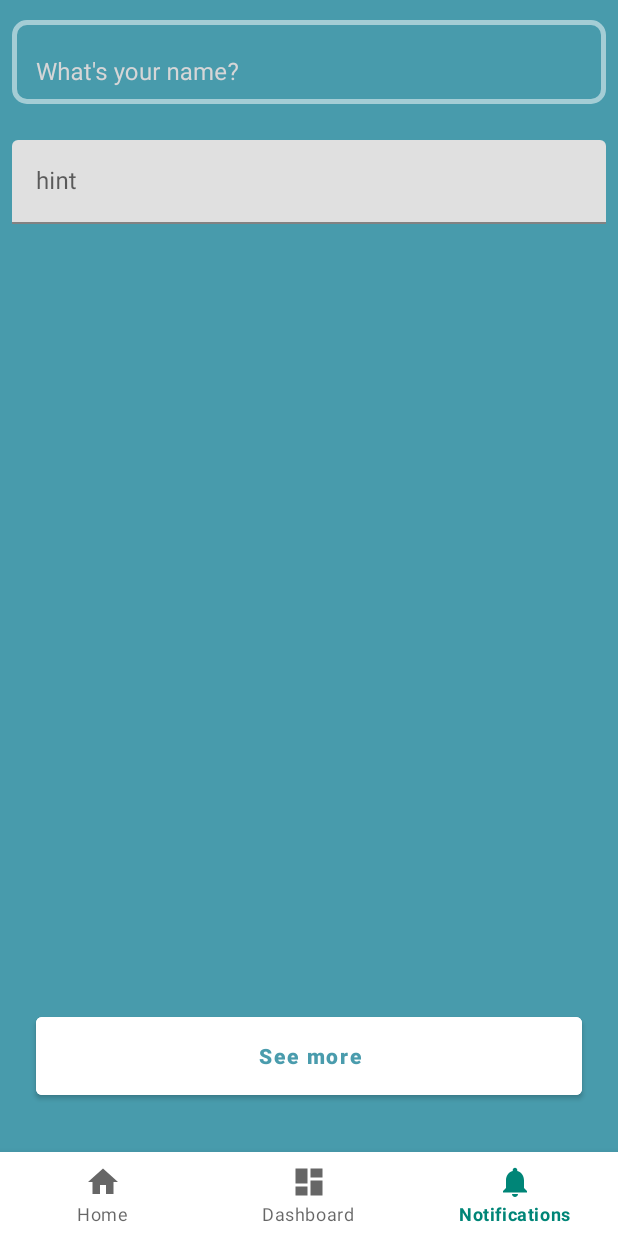
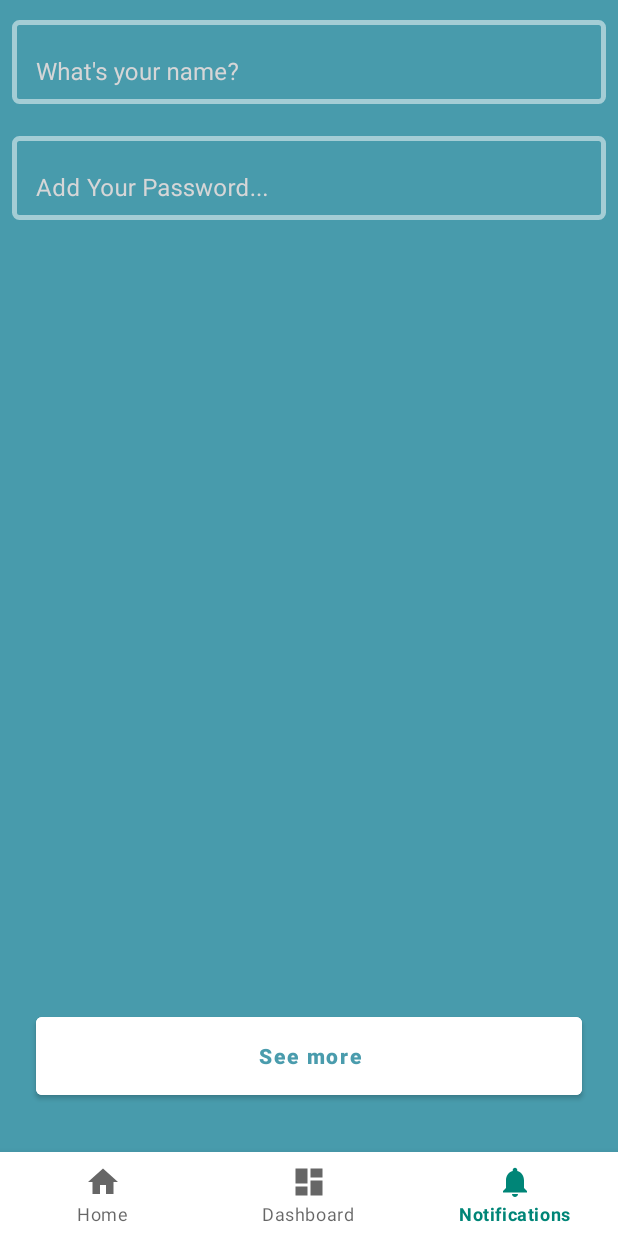
Before and after one commit to AlaaMHossam/AACMVVMTestApp, an Android app: the NotificationsFragment screen opened through its navigation route, on a phone screen of 412 x 824 dp. Run offline under Robolectric (Android 15) with nearby library versions, the phone set to English and light mode, and no system bars; our stand-ins replace Dagger/Hilt's generated code, data binding, navigation-ui; libraries missing offline, so code that uses them is left out: com.jakewharton.retrofit2; 4 statements that could not run were skipped.

Commit message:
Failed to bind onFocusChangeListener.

```diff
--- /dev/null
+++ b/app/src/main/java/com/lifetimecode/aacmvvmtestapp/data/viewmodels/UserViewModel.kt
@@ -0,0 +1,41 @@
+package com.lifetimecode.aacmvvmtestapp.data.viewmodels
+
+import android.util.Log
+import android.view.View
+import androidx.databinding.Bindable
+import androidx.lifecycle.ViewModel
+import com.google.android.material.textfield.TextInputEditText
+import com.google.android.material.textfield.TextInputLayout
+import com.lifetimecode.aacmvvmtestapp.R
+import kotlinx.android.synthetic.main.fragment_notifications.*
+
+class UserViewModel : ViewModel() {
+
+    fun emailFocusChangedListener(textInputLayout: TextInputLayout, textInputEditText: TextInputEditText) {
+        textInputEditText.setOnFocusChangeListener { view, hasFocus ->
+            if (hasFocus)
+                textInputLayout.hint = "Your Name"
+            else if (!hasFocus && textInputEditText.text?.isEmpty()!!)
+                textInputLayout.hint = "What's your name?"
+        }
+    }
+
+    fun passwordFocusChangedListener(textInputLayout: TextInputLayout, textInputEditText: TextInputEditText) {
+        textInputEditText.setOnFocusChangeListener { view, hasFocus ->
+            if (hasFocus)
+                textInputLayout.hint = "Password"
+            else if (!hasFocus && textInputEditText.text?.isEmpty()!!)
+                textInputLayout.hint = "Add Your Password..."
+        }
+    }
+
+    @Bindable
+    fun getOnFocusChangeListener(): View.OnFocusChangeListener {
+        return View.OnFocusChangeListener { view, isFocussed ->
+            Log.d("UserViewModel", "getOnFocusChangeListener : ")
+
+            //    R.id.tiet_notif_email
+        }
+    }
+
+}
--- a/app/src/main/java/com/lifetimecode/aacmvvmtestapp/ui/fragments/NotificationsFragment.kt
+++ b/app/src/main/java/com/lifetimecode/aacmvvmtestapp/ui/fragments/NotificationsFragment.kt
@@ -1,30 +1,55 @@
 package com.lifetimecode.aacmvvmtestapp.ui.fragments
 
 import android.os.Bundle
+import android.util.Log
 import android.view.LayoutInflater
 import android.view.View
 import android.view.ViewGroup
+import androidx.databinding.Bindable
+import androidx.databinding.DataBindingUtil
 import androidx.fragment.app.Fragment
-import com.google.android.material.textfield.TextInputLayout
 import com.lifetimecode.aacmvvmtestapp.R
+import com.lifetimecode.aacmvvmtestapp.data.viewmodels.UserViewModel
+import com.lifetimecode.aacmvvmtestapp.databinding.FragmentNotificationsBinding
 import kotlinx.android.synthetic.main.fragment_notifications.*
 
 class NotificationsFragment : Fragment() {
 
     override fun onCreateView(inflater: LayoutInflater, container: ViewGroup?, savedInstanceState: Bundle?): View? {
-        return inflater.inflate(R.layout.fragment_notifications, container, false)
+        val fragmentNotificationsBinding: FragmentNotificationsBinding =
+            DataBindingUtil.inflate(inflater, R.layout.fragment_notifications, container, false)
+
+        return fragmentNotificationsBinding.root
     }
 
     override fun onViewCreated(view: View, savedInstanceState: Bundle?) {
         super.onViewCreated(view, savedInstanceState)
+       /* val userViewModel = UserViewModel()
+        userViewModel.emailFocusChangedListener(til_notif_email, tiet_notif_email)
+        userViewModel.passwordFocusChangedListener(til_notif_password, tiet_notif_password)*/
 
-        tiet_notif_email.setOnFocusChangeListener { view, b ->
-            if (b) til_notif_email.hint = "Your Name"
-            else til_notif_email.hint = "What's your name?"
-
-           // til_notif_email.requestFocus()
+/*
+        tiet_notif_email.setOnFocusChangeListener { _, hasFocus ->
+            if (hasFocus)
+                til_notif_email.hint = "Your Name"
+            else if (!hasFocus && tiet_notif_email.text?.isEmpty()!!)
+                til_notif_email.hint = "What's your name?"
         }
 
-      //  til_notif_email.hint = "What's your name?"
+        tiet_notif_password.setOnFocusChangeListener { _, hasFocus ->
+            if (hasFocus)
+                til_notif_password.hint = "Password"
+            else if (!hasFocus && tiet_notif_password.text?.isEmpty()!!)
+                til_notif_password.hint = "Add Your Password..."
+        }*/
     }
+
+    /*@Bindable
+    fun getOnFocusChangeListener(): View.OnFocusChangeListener {
+        return View.OnFocusChangeListener { view, isFocussed ->
+            Log.d("UserViewModel", "getOnFocusChangeListener : ")
+
+            //    R.id.tiet_notif_email
+        }
+    }*/
 }
--- a/app/src/main/java/com/lifetimecode/aacmvvmtestapp/utilities/ImageBindingAdapter.java
+++ b/app/src/main/java/com/lifetimecode/aacmvvmtestapp/utilities/ImageBindingAdapter.java
@@ -1,10 +1,14 @@
 package com.lifetimecode.aacmvvmtestapp.utilities;
 
+import android.view.View;
+import android.widget.EditText;
 import android.widget.ImageView;
 import androidx.databinding.BindingAdapter;
+import com.google.android.material.textfield.TextInputEditText;
+import com.google.android.material.textfield.TextInputLayout;
 import com.squareup.picasso.Picasso;
 
-class ImageBindingAdapter {
+public class ImageBindingAdapter {
 
     @BindingAdapter({"app:imageUrl"})
     public static void loadImage(ImageView imageView, String url) {
@@ -12,4 +16,9 @@ class ImageBindingAdapter {
             Picasso.get().load(url).resize(200, 200).into(imageView);
         }
     }
+
+    @BindingAdapter({"app:onFocusChange"})
+    public static void onFocusChange(TextInputEditText text, final View.OnFocusChangeListener listener) {
+        text.setOnFocusChangeListener(listener);
+    }
 }
--- a/app/src/main/res/layout/fragment_notifications.xml
+++ b/app/src/main/res/layout/fragment_notifications.xml
@@ -1,8 +1,16 @@
 <?xml version="1.0" encoding="utf-8"?>
+<layout xmlns:android="http://schemas.android.com/apk/res/android"
+        xmlns:app="http://schemas.android.com/apk/res-auto"
+        xmlns:tools="http://schemas.android.com/tools">
+
+    <data>
+
+        <variable
+                name="focusListener"
+                type="com.lifetimecode.aacmvvmtestapp.data.viewmodels.UserViewModel"/>
+    </data>
+
     <androidx.constraintlayout.widget.ConstraintLayout
-        xmlns:android="http://schemas.android.com/apk/res/android"
-        xmlns:app="http://schemas.android.com/apk/res-auto"
-        xmlns:tools="http://schemas.android.com/tools"
             android:layout_width="match_parent"
             android:layout_height="match_parent"
             tools:context=".ui.fragments.NotificationsFragment"
@@ -12,38 +20,76 @@
 
         <com.google.android.material.textfield.TextInputLayout
                 android:layout_width="match_parent"
-            android:layout_height="wrap_content" app:layout_constraintStart_toStartOf="parent"
-            android:layout_marginStart="8dp" android:layout_marginTop="8dp" app:layout_constraintTop_toTopOf="parent"
-            app:layout_constraintEnd_toEndOf="parent" android:layout_marginEnd="8dp"
-            android:id="@+id/til_notif_email" android:paddingBottom="8dp"
+                android:layout_height="wrap_content"
+                app:layout_constraintStart_toStartOf="parent"
+                android:layout_marginStart="8dp"
+                android:layout_marginTop="8dp"
+                app:layout_constraintTop_toTopOf="parent"
+                app:layout_constraintEnd_toEndOf="parent"
+                android:layout_marginEnd="8dp"
+                android:id="@+id/til_notif_email"
                 app:boxStrokeColor="@color/text_input_selector"
-            app:boxStrokeWidth="3dp" app:boxBackgroundMode="outline"
-            app:boxCornerRadiusBottomEnd="10dp"
-            app:boxCornerRadiusBottomStart="10dp" app:boxCornerRadiusTopEnd="10dp" app:boxCornerRadiusTopStart="10dp"
-            app:boxBackgroundColor="@null" android:textColorHint="@color/mtrl_on_primary_emphasis_medium"
+                app:boxStrokeWidth="3dp"
+                app:boxBackgroundMode="outline"
+                app:boxCornerRadiusBottomEnd="5dp"
+                app:boxCornerRadiusBottomStart="5dp"
+                app:boxCornerRadiusTopEnd="5dp"
+                app:boxCornerRadiusTopStart="5dp"
+                app:boxBackgroundColor="@null"
+                android:textColorHint="@color/mtrl_on_primary_emphasis_medium"
                 app:hintTextColor="@color/text_input_selector"
-            app:hintEnabled="true" android:hint="What's your name?">
+                app:hintEnabled="true"
+                android:hint="What's your name?">
 
             <com.google.android.material.textfield.TextInputEditText
                     android:layout_width="match_parent"
                     android:layout_height="wrap_content"
                     android:textColorHint="@color/colorPrimary"
-                android:inputType="textEmailAddress" android:backgroundTint="#fff"
-                android:background="@null" android:textColor="@android:color/white" android:id="@+id/tiet_notif_email"/>
+                    android:inputType="textEmailAddress"
+                    android:backgroundTint="#fff"
+                    android:background="@null"
+                    app:onFocusChange="@{focusListener.onFocusChangeListener}"
+                    android:textColor="@android:color/white"
+                    android:id="@+id/tiet_notif_email"
+                    android:cursorVisible="false"/>
         </com.google.android.material.textfield.TextInputLayout>
+
         <com.google.android.material.textfield.TextInputLayout
                 app:layout_constraintTop_toBottomOf="@id/til_notif_email"
                 app:layout_constraintStart_toStartOf="parent"
                 app:layout_constraintEnd_toEndOf="parent"
                 android:layout_width="match_parent"
-            android:layout_height="wrap_content" android:id="@+id/til_notif_password" android:layout_marginStart="8dp"
-            android:layout_marginTop="16dp" android:layout_marginEnd="8dp">
+                android:layout_height="wrap_content"
+                android:id="@+id/til_notif_password"
+                android:layout_marginStart="8dp"
+                android:layout_marginTop="16dp"
+                android:layout_marginEnd="8dp"
+                android:hint="Add Your Password..."
+                app:boxStrokeColor="@color/text_input_selector"
+                app:boxStrokeWidth="3dp"
+                app:boxBackgroundMode="outline"
+                app:boxCornerRadiusBottomEnd="5dp"
+                app:boxCornerRadiusBottomStart="5dp"
+                app:boxCornerRadiusTopEnd="5dp"
+                app:boxCornerRadiusTopStart="5dp"
+                app:boxBackgroundColor="@null"
+                android:textColorHint="@color/mtrl_on_primary_emphasis_medium"
+                app:hintTextColor="@color/text_input_selector"
+
+                app:hintEnabled="true">
 
             <com.google.android.material.textfield.TextInputEditText
                     android:layout_width="match_parent"
                     android:layout_height="wrap_content"
-                android:hint="hint" android:inputType="textPassword"/>
+                    android:textColorHint="@color/colorPrimary"
+
+                    android:backgroundTint="#fff"
+                    android:background="@null"
+                    android:textColor="@android:color/white"
+                    android:inputType="textPassword"
+                    android:id="@+id/tiet_notif_password"/>
         </com.google.android.material.textfield.TextInputLayout>
+
         <com.google.android.material.button.MaterialButton
                 android:text="See more"
                 android:layout_width="0dp"
@@ -63,3 +109,4 @@
                 android:translationZ="4dp"/>
 
     </androidx.constraintlayout.widget.ConstraintLayout>
+</layout>
```
Lines whose indentation alone changed are shown as unchanged.
